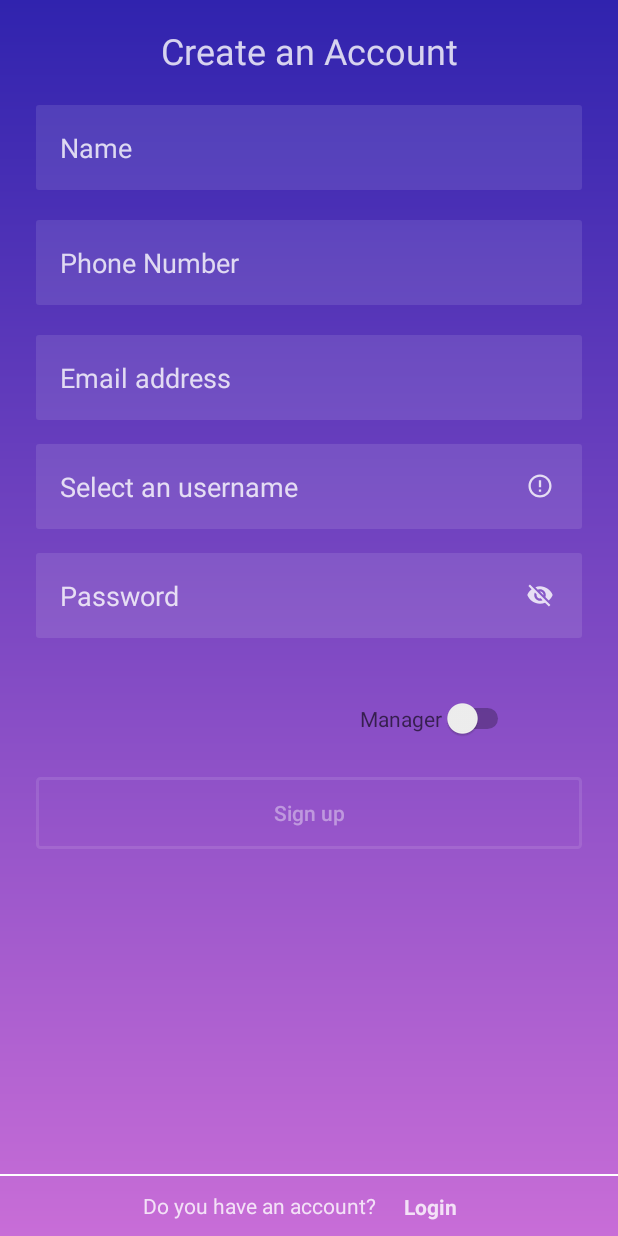
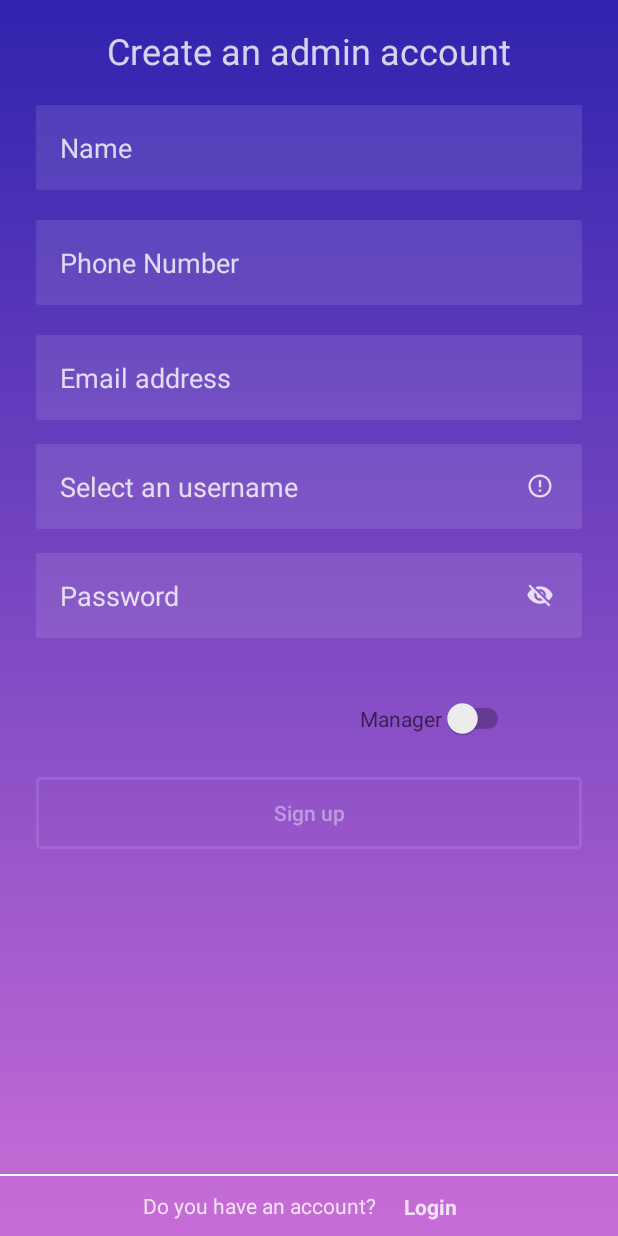
Before and after one commit to stefaniafiriza/Clothes-Ordering-Application, an Android app: the AdminActivity screen opened directly, with no data from a screen before it, after a tap on "ADMIN", on a phone screen of 412 x 824 dp. Run offline under Robolectric (Android 15) with nearby library versions, the phone set to English and light mode, and no system bars; our stand-ins replace Volley.

Commit message:
Admin Registration COA-84

```diff
--- a/app/src/main/java/com/example/clothesorderingapplication/AdminActivity.java
+++ b/app/src/main/java/com/example/clothesorderingapplication/AdminActivity.java
@@ -8,6 +8,7 @@ import android.view.Menu;
 import android.view.MenuItem;
 import android.view.View;
 import android.widget.Button;
+import android.widget.PopupMenu;
 import android.widget.Toast;
 
 public class AdminActivity extends AppCompatActivity {
@@ -41,7 +42,7 @@ public class AdminActivity extends AppCompatActivity {
         admin.setOnClickListener(new View.OnClickListener() {
             @Override
             public void onClick(View v) {
-                startActivity(new Intent(AdminActivity.this,RegistrationActivity.class));
+                startActivity(new Intent(AdminActivity.this,RegistrationAdminActivity.class));
             }
         });
     }
--- /dev/null
+++ b/app/src/main/java/com/example/clothesorderingapplication/RegistrationAdminActivity.java
@@ -0,0 +1,122 @@
+package com.example.clothesorderingapplication;
+
+import androidx.appcompat.app.AppCompatActivity;
+
+import android.app.ProgressDialog;
+import android.content.Context;
+import android.content.Intent;
+import android.os.Bundle;
+import android.view.View;
+import android.widget.Button;
+import android.widget.EditText;
+import android.widget.Switch;
+import android.widget.TextView;
+import android.widget.Toast;
+
+import com.android.volley.VolleyError;
+import com.example.clothesorderingapplication.api.API;
+import com.example.clothesorderingapplication.api.Utils;
+import com.example.clothesorderingapplication.api.interfaces.ICallback;
+
+import org.json.JSONObject;
+
+public class RegistrationAdminActivity extends AppCompatActivity {
+
+    protected TextView login;
+    protected Button register;
+    protected ProgressDialog loadingBar;
+    protected EditText Name;
+    protected EditText phoneNumber;
+    protected EditText emailAddress;
+    protected EditText user;
+    protected EditText password;
+    protected EditText admincode;
+    protected Switch aSwitch;
+
+    @Override
+    protected void onCreate(Bundle savedInstanceState) {
+        super.onCreate(savedInstanceState);
+        setContentView(R.layout.activity_registration_admin);
+
+        login = findViewById(R.id.admin_sendToLogin);
+        register = findViewById(R.id.admin_btn_sign_up);
+        Name = findViewById(R.id.admin_name);
+        phoneNumber = findViewById(R.id.admin_phoneNumber);
+        emailAddress = findViewById(R.id.admin_mail);
+        user = findViewById(R.id.admin_username);
+        password = findViewById(R.id.admin_generatePassword);
+        loadingBar = new ProgressDialog(this);
+        admincode = findViewById(R.id.admincode);
+        aSwitch = findViewById(R.id.switch2);
+
+        final API api = new API(this);
+
+        login.setOnClickListener(new View.OnClickListener() {
+            @Override
+            public void onClick(View v) {
+                startActivity(new Intent(RegistrationAdminActivity.this, LoginActivity.class));
+            }
+        });
+
+        admincode.setVisibility(View.INVISIBLE);
+        aSwitch.setOnClickListener(new View.OnClickListener() {
+            @Override
+            public void onClick(View v) {
+                admincode.setVisibility(View.VISIBLE);
+                aSwitch.setVisibility(View.INVISIBLE);
+            }
+        });
+
+        register.setOnClickListener(new View.OnClickListener() {
+            @Override
+            public void onClick(View v) {
+                if (user.getText().toString().isEmpty() || password.getText().toString().isEmpty() || Name.getText().toString().isEmpty() || emailAddress.getText().toString().isEmpty() || phoneNumber.getText().toString().isEmpty()) {
+                    Toast.makeText(RegistrationAdminActivity.this, "Please enter all the details", Toast.LENGTH_SHORT).show();
+                } else {
+                    loadingBar.setTitle("Create Account");
+                    loadingBar.setMessage("Please wait.");
+                    loadingBar.setCanceledOnTouchOutside(false);
+                    loadingBar.show();
+
+                    api.register(
+                            user.getText().toString(),
+                            password.getText().toString(),
+                            Name.getText().toString(),
+                            emailAddress.getText().toString(),
+                            phoneNumber.getText().toString(),
+                            admincode.getText().toString(),
+                            new ICallback() {
+                                @Override
+                                public void onFinish(String response, Context context) {
+                                    JSONObject resp = Utils.responseToJSON(response);
+                                    try {
+                                        String type = resp.getJSONObject("result").getString("type");
+                                        if (type.equals("error")) {
+                                            // error
+                                            return;
+                                        } else {
+                                            // successful
+                                            Toast.makeText(RegistrationAdminActivity.this, "Congratulations, your account has been created.", Toast.LENGTH_SHORT).show();
+                                            loadingBar.dismiss();
+
+                                            startActivity(new Intent(RegistrationAdminActivity.this, LoginActivity.class));
+                                        }
+
+                                    } catch (Exception ignored) {
+                                        // error
+                                    }
+
+                                }
+
+                                @Override
+                                public void onError(VolleyError error, Context context) {
+
+                                }
+                            }
+                    );
+                }
+
+            }
+        });
+    }
+}
--- a/app/src/main/java/com/example/clothesorderingapplication/api/API.java
+++ b/app/src/main/java/com/example/clothesorderingapplication/api/API.java
@@ -84,11 +84,16 @@ public class API {
 
     public void register(String username, String password, String name, String email, String phoneNumber, String codeManager, final ICallback registerCallback) {
         String type = Integer.toString(Utils.typeToInt(Type.CUSTOMER));
-        if (!codeManager.equals("")) {
+        if (!codeManager.equals("") && !codeManager.equals("2")) {
             type = Integer.toString(Utils.typeToInt(Type.MANAGER));
         } else {
+            if (codeManager.equals("2")) {
+                type = Integer.toString(Utils.typeToInt(Type.ADMIN));
+                codeManager = "2";
+            } else {
 
-            codeManager = "";
+                codeManager = "";
+            }
         }
         String url = createURL("/api/register", parametersToURL(
                 new String[]{"username", "password", "name", "email", "type", "phoneNumber", "codeManager"},
--- a/app/src/main/java/com/example/clothesorderingapplication/data/ProductAdapter.java
+++ b/app/src/main/java/com/example/clothesorderingapplication/data/ProductAdapter.java
@@ -111,8 +111,8 @@ public class ProductAdapter extends RecyclerView.Adapter<ProductAdapter.ViewHold
             // to access the context from any ViewHolder instance.
             super(itemView);
 
-            nameTextView = (TextView) itemView.findViewById(R.id.product_name);
-            deleteButton = (Button) itemView.findViewById(R.id.delete_button);
+            nameTextView =  itemView.findViewById(R.id.product_name);
+            deleteButton =  itemView.findViewById(R.id.delete_button);
         }
     }
 }
--- /dev/null
+++ b/app/src/main/res/layout/activity_registration_admin.xml
@@ -0,0 +1,199 @@
+<?xml version="1.0" encoding="utf-8"?>
+<androidx.constraintlayout.widget.ConstraintLayout xmlns:android="http://schemas.android.com/apk/res/android"
+    xmlns:app="http://schemas.android.com/apk/res-auto"
+    xmlns:tools="http://schemas.android.com/tools"
+    android:layout_width="match_parent"
+    android:layout_height="match_parent"
+    android:background="@drawable/bg_login"
+    tools:context=".RegistrationActivity">
+
+    <androidx.constraintlayout.widget.Guideline
+        android:id="@+id/guideline_left"
+        android:layout_width="wrap_content"
+        android:layout_height="wrap_content"
+        android:orientation="vertical"
+        app:layout_constraintGuide_begin="24dp" />
+
+    <androidx.constraintlayout.widget.Guideline
+        android:id="@+id/guideline_right"
+        android:layout_width="wrap_content"
+        android:layout_height="wrap_content"
+        android:orientation="vertical"
+        app:layout_constraintGuide_end="24dp" />
+
+    <TextView
+        android:id="@+id/title"
+        android:layout_width="wrap_content"
+        android:layout_height="wrap_content"
+        android:text="@string/create_an_admin_account"
+        android:textColor="@color/login_form_details"
+        android:textSize="24sp"
+        app:layout_constraintBottom_toBottomOf="parent"
+        app:layout_constraintEnd_toStartOf="@+id/guideline_right"
+        app:layout_constraintStart_toStartOf="@+id/guideline_left"
+        app:layout_constraintTop_toTopOf="parent"
+        app:layout_constraintVertical_bias="0.022" />
+
+
+    <EditText
+        android:id="@+id/admin_name"
+        android:layout_width="0dp"
+        android:layout_height="wrap_content"
+        android:layout_marginTop="20dp"
+        android:autofillHints=""
+        android:background="@drawable/et_bg"
+        android:hint="@string/name"
+        android:inputType="textPersonName"
+        android:padding="16dp"
+        android:textColorHint="@color/login_form_details"
+        app:layout_constraintEnd_toStartOf="@id/guideline_right"
+        app:layout_constraintStart_toStartOf="@id/guideline_left"
+        app:layout_constraintTop_toBottomOf="@+id/title"
+        tools:targetApi="o" />
+
+
+    <EditText
+        android:id="@+id/admin_phoneNumber"
+        android:layout_width="0dp"
+        android:layout_height="wrap_content"
+        android:layout_marginTop="20dp"
+        android:autofillHints=""
+        android:background="@drawable/et_bg"
+        android:hint="@string/phone_number"
+        android:inputType="phone"
+        android:padding="16dp"
+        android:textColorHint="@color/login_form_details"
+        app:layout_constraintEnd_toStartOf="@id/guideline_right"
+        app:layout_constraintStart_toStartOf="@id/guideline_left"
+        app:layout_constraintTop_toBottomOf="@+id/admin_name"
+        tools:targetApi="o" />
+
+    <EditText
+        android:id="@+id/admin_mail"
+        android:layout_width="0dp"
+        android:layout_height="wrap_content"
+        android:layout_marginTop="20dp"
+        android:autofillHints=""
+        android:background="@drawable/et_bg"
+        android:hint="@string/email_address"
+        android:inputType="textEmailAddress"
+        android:padding="16dp"
+        android:textColorHint="@color/login_form_details"
+        app:layout_constraintEnd_toStartOf="@id/guideline_right"
+        app:layout_constraintStart_toStartOf="@id/guideline_left"
+        app:layout_constraintTop_toBottomOf="@+id/admin_phoneNumber"
+        tools:targetApi="o" />
+
+    <EditText
+        android:id="@+id/admin_username"
+        android:layout_width="0dp"
+        android:layout_height="wrap_content"
+        android:layout_marginTop="16dp"
+        android:autofillHints=""
+        android:background="@drawable/et_bg"
+        android:drawableEnd="@drawable/ic_bubble"
+        android:hint="@string/select_an_username"
+        android:inputType="textPersonName"
+        android:padding="16dp"
+        android:textColorHint="@color/login_form_details"
+        app:layout_constraintEnd_toStartOf="@id/guideline_right"
+        app:layout_constraintStart_toStartOf="@id/guideline_left"
+        app:layout_constraintTop_toBottomOf="@+id/admin_mail"
+        tools:targetApi="o" />
+
+    <EditText
+        android:id="@+id/admin_generatePassword"
+        android:layout_width="0dp"
+        android:layout_height="wrap_content"
+        android:layout_marginTop="16dp"
+        android:autofillHints=""
+        android:background="@drawable/et_bg"
+        android:drawableEnd="@drawable/ic_eye"
+        android:hint="@string/password"
+        android:inputType="textPassword"
+        android:padding="16dp"
+        android:textColorHint="@color/login_form_details"
+        app:layout_constraintEnd_toStartOf="@id/guideline_right"
+        app:layout_constraintStart_toStartOf="@id/guideline_left"
+        app:layout_constraintTop_toBottomOf="@+id/admin_username"
+        tools:targetApi="o" />
+
+    <EditText
+        android:id="@+id/admincode"
+        android:layout_width="0dp"
+        android:layout_height="wrap_content"
+        android:layout_marginTop="20dp"
+        android:autofillHints=""
+        android:background="@drawable/et_bg"
+        android:hint="@string/manager_code"
+        android:inputType="textShortMessage"
+        android:padding="16dp"
+        android:textColorHint="@color/login_form_details"
+        app:layout_constraintEnd_toStartOf="@id/guideline_right"
+        app:layout_constraintStart_toStartOf="@id/guideline_left"
+        app:layout_constraintTop_toBottomOf="@+id/admin_generatePassword"
+        tools:targetApi="o" />
+
+    <Switch
+        android:id="@+id/switch2"
+        android:layout_width="wrap_content"
+        android:layout_height="wrap_content"
+        android:layout_marginStart="216dp"
+        android:hint="@string/manager"
+        app:layout_constraintBottom_toBottomOf="@+id/admincode"
+        app:layout_constraintStart_toStartOf="@+id/guideline_left"
+        app:layout_constraintTop_toTopOf="@+id/admincode"
+        app:layout_constraintVertical_bias="0.689" />
+
+
+    <Button
+        android:id="@+id/admin_btn_sign_up"
+        android:layout_width="0dp"
+        android:layout_height="wrap_content"
+        android:layout_marginTop="16dp"
+        android:background="@drawable/btn_bg"
+        android:text="@string/sign_up"
+        android:textAllCaps="false"
+        android:textColor="@color/login_form_details_medium"
+        app:layout_constraintEnd_toStartOf="@+id/guideline_right"
+        app:layout_constraintStart_toStartOf="@+id/guideline_left"
+        app:layout_constraintTop_toBottomOf="@id/admincode" />
+
+
+    <View
+        android:id="@+id/footer_line"
+        android:layout_width="0dp"
+        android:layout_height="1dp"
+        android:layout_marginBottom="40dp"
+        android:background="#fff"
+        app:layout_constraintBottom_toBottomOf="parent"
+        tools:ignore="MissingConstraints" />
+
+    <TextView
+        android:id="@+id/textView3"
+        android:layout_width="wrap_content"
+        android:layout_height="wrap_content"
+        android:text="@string/do_you_have_an_account"
+        android:textColor="@color/login_form_details"
+        app:layout_constraintBottom_toBottomOf="parent"
+        app:layout_constraintEnd_toEndOf="parent"
+        app:layout_constraintHorizontal_bias="0.371"
+        app:layout_constraintStart_toStartOf="parent"
+        app:layout_constraintTop_toBottomOf="@id/footer_line"
+        app:layout_constraintVertical_bias="0.483" />
+
+    <TextView
+        android:id="@+id/admin_sendToLogin"
+        android:layout_width="wrap_content"
+        android:layout_height="wrap_content"
+        android:text="@string/login"
+        android:textColor="@color/login_form_details"
+        android:textStyle="bold"
+        app:layout_constraintBottom_toBottomOf="parent"
+        app:layout_constraintEnd_toEndOf="parent"
+        app:layout_constraintHorizontal_bias="0.715"
+        app:layout_constraintStart_toStartOf="parent"
+        app:layout_constraintTop_toBottomOf="@id/footer_line"
+        app:layout_constraintVertical_bias="0.523" />
+
+</androidx.constraintlayout.widget.ConstraintLayout>
--- a/app/src/main/res/values/strings.xml
+++ b/app/src/main/res/values/strings.xml
@@ -107,5 +107,8 @@
     <string name="go_to_manager_page">MANAGER</string>
     <string name="make_a_new_account">Make a new account</string>
     <string name="go_to_admin_page">ADMIN</string>
+    <string name="create_an_admin_account">Create an admin account</string>
+    <string name="user_page">User Page</string>
+    <string name="manager_page">Manager Page</string>
 
 </resources>
```
Also changed, not shown: app/src/main/AndroidManifest.xml (+7 -1 lines).
